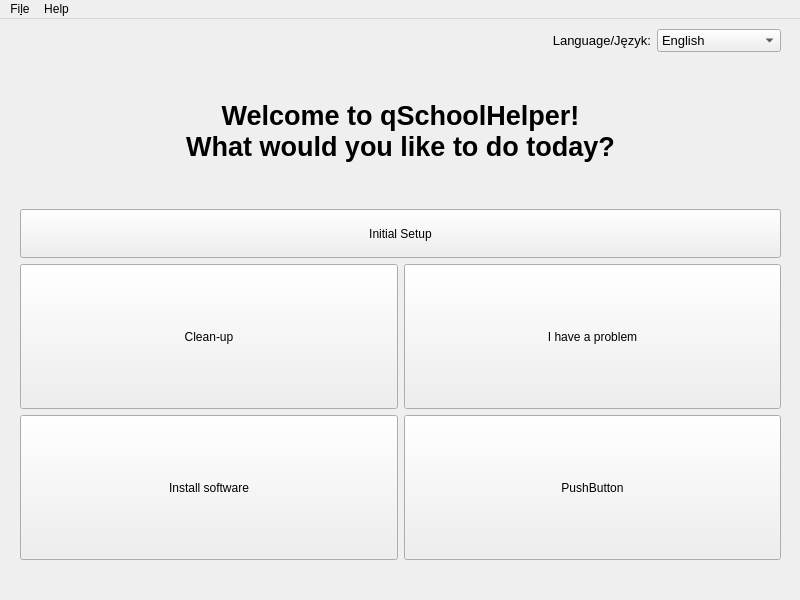
Qt form ui/main_window.ui (Atrate/qSchoolHelper) before a commit.
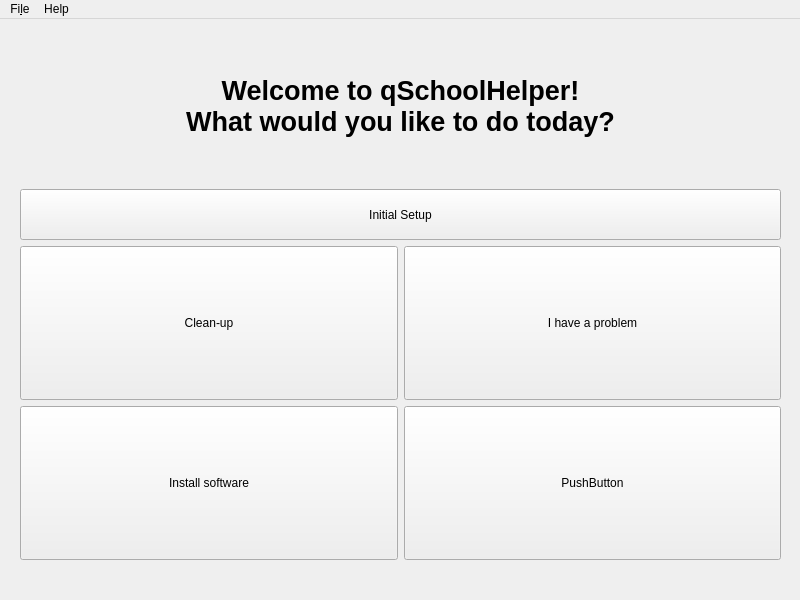
The same form after that commit. Icons and pictures are not drawn.

```diff
--- a/ui/main_window.ui
+++ b/ui/main_window.ui
@@ -42,8 +42,8 @@
      <property name="rightMargin">
       <number>0</number>
      </property>
-     <item row="3" column="0">
-      <widget class="QPushButton" name="clean_button">
+     <item row="4" column="0">
+      <widget class="QPushButton" name="software_button">
        <property name="sizePolicy">
         <sizepolicy hsizetype="Expanding" vsizetype="Expanding">
          <horstretch>0</horstretch>
@@ -51,7 +51,7 @@
         </sizepolicy>
        </property>
        <property name="text">
-        <string>Clean-up</string>
+        <string>Install software</string>
        </property>
        <property name="icon">
         <iconset>
@@ -66,7 +66,35 @@
        </property>
       </widget>
      </item>
-     <item row="5" column="1">
+     <item row="0" column="0" colspan="2">
+      <widget class="QLabel" name="title_label">
+       <property name="sizePolicy">
+        <sizepolicy hsizetype="Preferred" vsizetype="Preferred">
+         <horstretch>0</horstretch>
+         <verstretch>3</verstretch>
+        </sizepolicy>
+       </property>
+       <property name="font">
+        <font>
+         <pointsize>20</pointsize>
+         <weight>75</weight>
+         <bold>true</bold>
+         <stylestrategy>PreferDefault</stylestrategy>
+        </font>
+       </property>
+       <property name="autoFillBackground">
+        <bool>false</bool>
+       </property>
+       <property name="text">
+        <string>Welcome to qSchoolHelper!
+What would you like to do today?</string>
+       </property>
+       <property name="alignment">
+        <set>Qt::AlignCenter</set>
+       </property>
+      </widget>
+     </item>
+     <item row="4" column="1">
       <widget class="QPushButton" name="push_button">
        <property name="sizePolicy">
         <sizepolicy hsizetype="Minimum" vsizetype="Expanding">
@@ -85,7 +113,7 @@
        </property>
       </widget>
      </item>
-     <item row="2" column="0" colspan="2">
+     <item row="1" column="0" colspan="2">
       <widget class="QPushButton" name="initial_setup_button">
        <property name="enabled">
         <bool>true</bool>
@@ -118,7 +146,31 @@
        </property>
       </widget>
      </item>
-     <item row="3" column="1">
+     <item row="2" column="0">
+      <widget class="QPushButton" name="clean_button">
+       <property name="sizePolicy">
+        <sizepolicy hsizetype="Expanding" vsizetype="Expanding">
+         <horstretch>0</horstretch>
+         <verstretch>3</verstretch>
+        </sizepolicy>
+       </property>
+       <property name="text">
+        <string>Clean-up</string>
+       </property>
+       <property name="icon">
+        <iconset>
+         <normalon>:/clean.png</normalon>
+        </iconset>
+       </property>
+       <property name="iconSize">
+        <size>
+         <width>32</width>
+         <height>32</height>
+        </size>
+       </property>
+      </widget>
+     </item>
+     <item row="2" column="1">
       <widget class="QPushButton" name="problem_button">
        <property name="sizePolicy">
         <sizepolicy hsizetype="Expanding" vsizetype="Expanding">
@@ -142,117 +194,6 @@
        </property>
       </widget>
      </item>
-     <item row="1" column="0" colspan="2">
-      <widget class="QLabel" name="title_label">
-       <property name="sizePolicy">
-        <sizepolicy hsizetype="Preferred" vsizetype="Preferred">
-         <horstretch>0</horstretch>
-         <verstretch>3</verstretch>
-        </sizepolicy>
-       </property>
-       <property name="font">
-        <font>
-         <pointsize>20</pointsize>
-         <weight>75</weight>
-         <bold>true</bold>
-         <stylestrategy>PreferDefault</stylestrategy>
-        </font>
-       </property>
-       <property name="autoFillBackground">
-        <bool>false</bool>
-       </property>
-       <property name="text">
-        <string>Welcome to qSchoolHelper!
-What would you like to do today?</string>
-       </property>
-       <property name="alignment">
-        <set>Qt::AlignCenter</set>
-       </property>
-      </widget>
-     </item>
-     <item row="5" column="0">
-      <widget class="QPushButton" name="software_button">
-       <property name="sizePolicy">
-        <sizepolicy hsizetype="Expanding" vsizetype="Expanding">
-         <horstretch>0</horstretch>
-         <verstretch>3</verstretch>
-        </sizepolicy>
-       </property>
-       <property name="text">
-        <string>Install software</string>
-       </property>
-       <property name="icon">
-        <iconset>
-         <normalon>:/install.png</normalon>
-        </iconset>
-       </property>
-       <property name="iconSize">
-        <size>
-         <width>32</width>
-         <height>32</height>
-        </size>
-       </property>
-      </widget>
-     </item>
-     <item row="0" column="1">
-      <layout class="QHBoxLayout" name="horizontalLayout_2">
-       <item>
-        <widget class="QLabel" name="label">
-         <property name="sizePolicy">
-          <sizepolicy hsizetype="Preferred" vsizetype="Preferred">
-           <horstretch>2</horstretch>
-           <verstretch>0</verstretch>
-          </sizepolicy>
-         </property>
-         <property name="font">
-          <font>
-           <pointsize>10</pointsize>
-          </font>
-         </property>
-         <property name="text">
-          <string>Language/Język:</string>
-         </property>
-         <property name="alignment">
-          <set>Qt::AlignRight|Qt::AlignTrailing|Qt::AlignVCenter</set>
-         </property>
-         <property name="margin">
-          <number>3</number>
-         </property>
-        </widget>
-       </item>
-       <item>
-        <widget class="QComboBox" name="combo_box">
-         <property name="sizePolicy">
-          <sizepolicy hsizetype="Preferred" vsizetype="Fixed">
-           <horstretch>1</horstretch>
-           <verstretch>0</verstretch>
-          </sizepolicy>
-         </property>
-         <property name="font">
-          <font>
-           <pointsize>10</pointsize>
-          </font>
-         </property>
-         <property name="currentText">
-          <string notr="true">English</string>
-         </property>
-         <property name="sizeAdjustPolicy">
-          <enum>QComboBox::AdjustToContentsOnFirstShow</enum>
-         </property>
-         <item>
-          <property name="text">
-           <string>English</string>
-          </property>
-         </item>
-         <item>
-          <property name="text">
-           <string>Polish</string>
-          </property>
-         </item>
-        </widget>
-       </item>
-      </layout>
-     </item>
     </layout>
    </widget>
   </widget>
```
Left out of the diff: 2 changed lines with no effect on the pictures.
